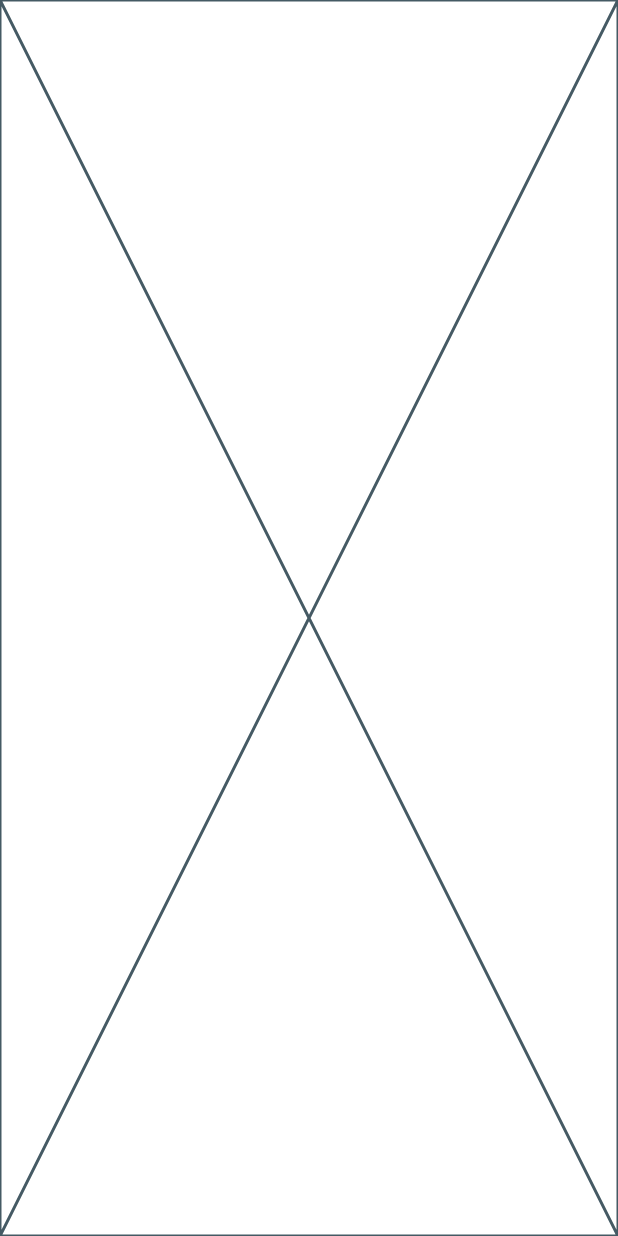
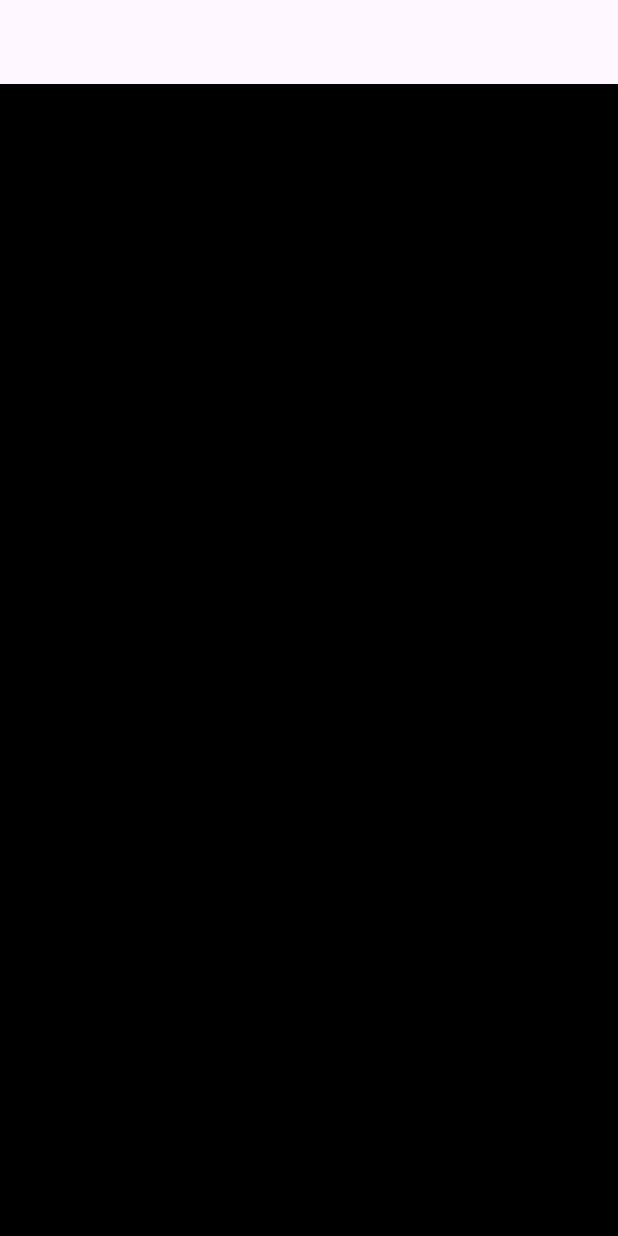
Before and after one commit to hannikhan911/newbie, a Flutter app: the screen it shows after launch, on a phone screen of 412 x 824 dp. Run offline on Flutter 3.47's test engine with Material 3 defaults, Android fonts, the phone set to English and light mode, and no system bars.

Commit message:
signip_screen_MODIFIED

```diff
--- a/lib/views/auth/signup_screen.dart
+++ b/lib/views/auth/signup_screen.dart
@@ -1,4 +1,5 @@
 import 'package:flutter/material.dart';
+import 'package:untitled4/const/colors.dart';
 
 
 
@@ -7,6 +8,9 @@ class SignupScreen extends StatelessWidget {
 
   @override
   Widget build(BuildContext context) {
-    return const Placeholder();
+    return Scaffold(
+      backgroundColor: backGroundColor,
+      appBar: AppBar(),
+    );
   }
 }
```
